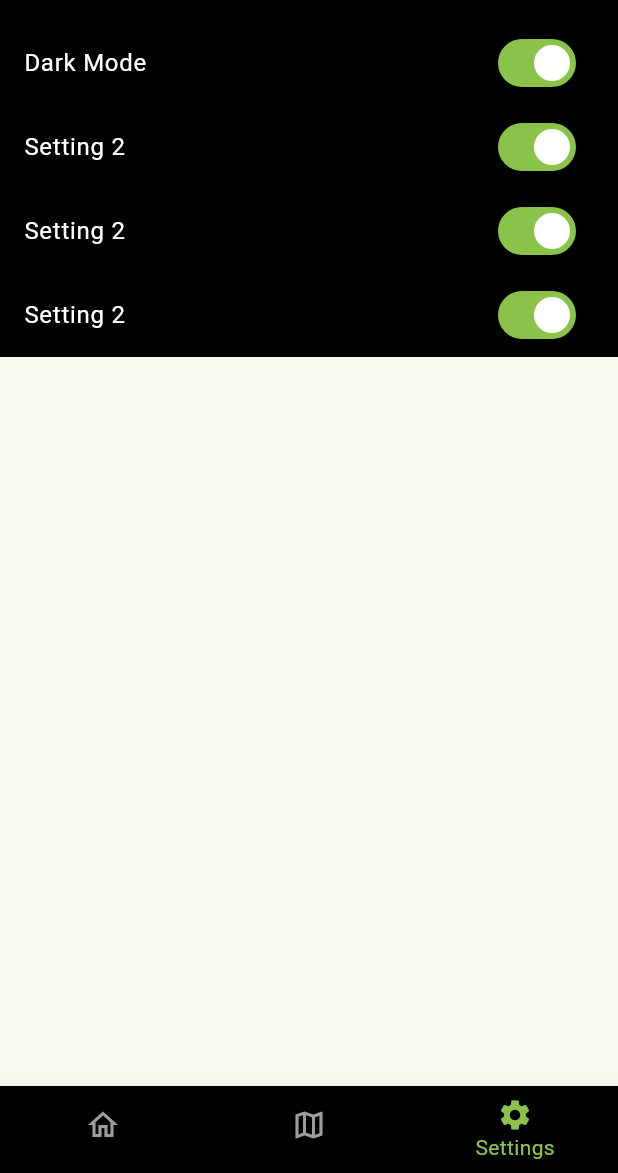
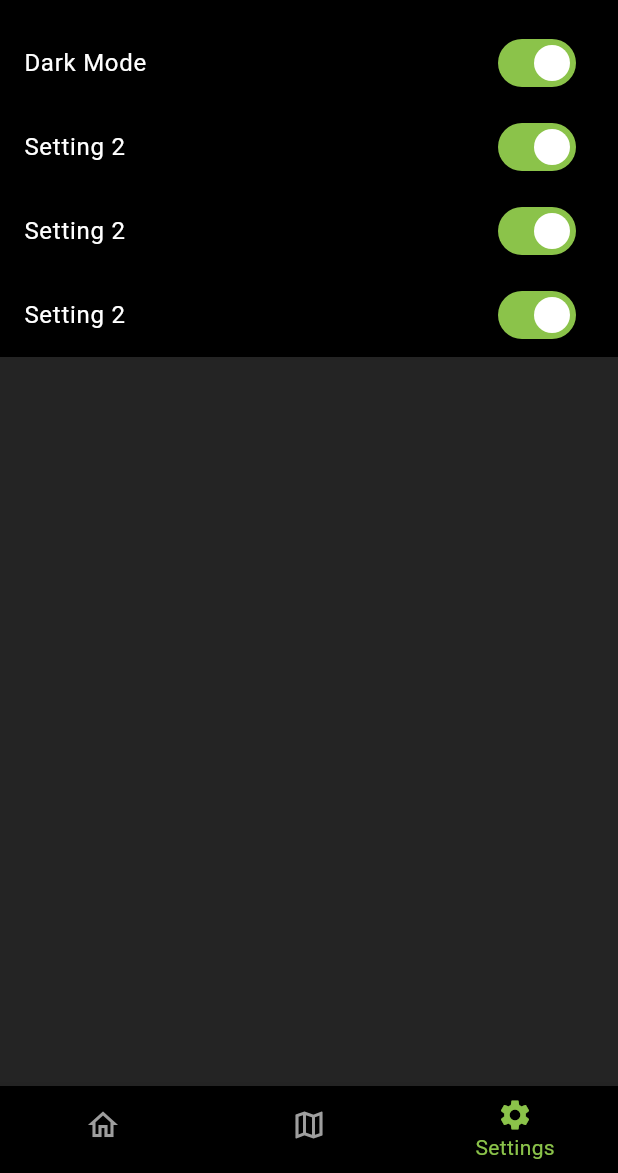
Before and after one commit to Kaiirros/Can-of-Beans, a Flutter app: the screen it shows after launch, item 3 of the bottom bar chosen, after a tap on "Setting 2", on a phone screen of 412 x 824 dp, the part 63-1236 px from its top. Run offline on Flutter 3.47's test engine with Material 3 defaults, Android fonts, the phone set to English and light mode, and no system bars; our stand-ins replace cached_network_image, geolocator; missing offline and left inert: baseflow_plugin_template, latlng, map; key blocks and very long unbroken strings in the code were emptied for the run.

Commit message:
Finished Dark Mode Toggle

```diff
--- a/lib/src/components/bottom_navbar.dart
+++ b/lib/src/components/bottom_navbar.dart
@@ -2,8 +2,10 @@ import 'package:final_project/src/pages/home_page.dart';
 import 'package:final_project/src/pages/map_page.dart';
 import 'package:final_project/src/pages/settings_page.dart';
 import 'package:flutter/material.dart';
+import 'dart:async';
 import 'dart:developer' as developer;
 
+StreamController<bool> streamController = StreamController<bool>();
 
 class NavigationBarApp extends StatelessWidget {
   const NavigationBarApp({super.key});
@@ -52,7 +54,7 @@ class NavigationExampleState extends State<NavigationExample> {
 
     _selectedPageIndex = 0;
     _pages = [
-      HomePage(getTheme),
+      HomePage(streamController.stream),
       const MapPage(),
       SettingsPage(toDarkMode),
     ];
@@ -72,6 +74,7 @@ class NavigationExampleState extends State<NavigationExample> {
       developer.log("state");
       darkMode = !darkMode;
     });
+    streamController.add(darkMode);
   }
 
 
--- a/lib/src/pages/home_page.dart
+++ b/lib/src/pages/home_page.dart
@@ -1,14 +1,14 @@
 
 import 'package:flutter/material.dart';
 import 'package:geolocator/geolocator.dart';
+import 'dart:async';
 
 import 'dart:developer' as developer;
 
 // ignore: use_key_in_widget_constructors
 class HomePage extends StatefulWidget {
-  const HomePage(this.darkMode, {super.key});
-  final Function darkMode;
-
+  HomePage(this.themeStream);
+  final Stream themeStream;
 
   @override
   // ignore: library_private_types_in_public_api
@@ -18,21 +18,31 @@ class HomePage extends StatefulWidget {
 class HomeState extends State<HomePage> with AutomaticKeepAliveClientMixin<HomePage>{
   static double long = 0;
   static double lat = 0;
-  bool theme = false;
+  bool darkTheme = false;
 
   @override
   void initState(){
     super.initState();
     setCoords();
+    widget.themeStream.listen((theme) {
+      setTheme(theme);
+    });
   }
+
+void setTheme(bool theme){
+  setState(() {
+    developer.log("setTheme Homepage");
+    darkTheme = theme;
+  });
+}
 
 
   Widget build(BuildContext context) {
     super.build(context);
     return Scaffold(
-      backgroundColor: theme? const Color.fromARGB(255, 36, 36, 36) : const Color.fromARGB(255, 188, 188, 188),
+      backgroundColor: darkTheme? const Color.fromARGB(255, 36, 36, 36) : const Color.fromARGB(255, 188, 188, 188),
       body: Center(
-          child: Text("lat: $lat, long: $long", style: const TextStyle( color: Colors.white)),
+          child: darkTheme? Text("lat: $lat, long: $long", style: const TextStyle( color: Colors.white)) : Text("lat: $lat, long: $long", style: const TextStyle( color: Colors.black)),
         ),
       );
   }
--- a/lib/src/pages/settings_page.dart
+++ b/lib/src/pages/settings_page.dart
@@ -1,5 +1,3 @@
-
-import 'package:final_project/src/components/bottom_navbar.dart';
 import 'package:flutter/material.dart';
 
 import 'dart:developer' as developer;
@@ -26,6 +24,7 @@ class SettingsState extends State<SettingsPage> with AutomaticKeepAliveClientMix
   Widget build(BuildContext context) {
     super.build(context);
      return Scaffold(
+      backgroundColor: (darkMode ? const Color.fromARGB(255, 36, 36, 36) : const Color.fromARGB(255, 188, 188, 188)),
       body: ListView(
         children: <Widget>[
           SwitchListTile(
```
